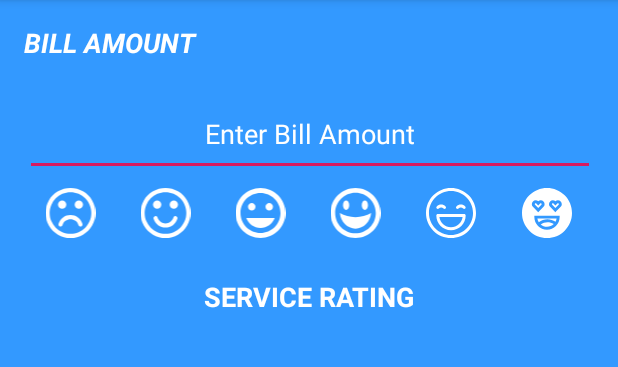
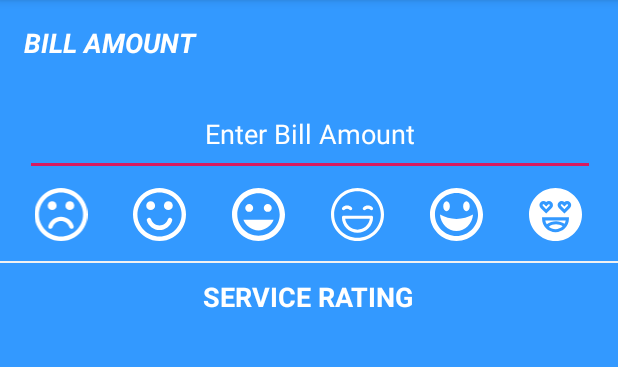
Before and after one commit to SupreethBaliga/TipCalculator, an Android app: the screen it shows after launch (MainActivity), on a phone screen of 412 x 824 dp, the part 84-451 px from its top. Run offline under Robolectric (Android 15) with nearby library versions, the light colour scheme and no system bars.

Commit message:
Some extra views were added and test with mobile interface.

```diff
--- a/app/src/main/res/layout/activity_main.xml
+++ b/app/src/main/res/layout/activity_main.xml
@@ -17,7 +17,7 @@
         android:layout_marginEnd="8dp"
         android:layout_marginRight="8dp"
         android:layout_marginBottom="8dp"
-        android:text="BILL AMOUNT"
+        android:text="@string/billAmountTitle"
         android:textColor="@android:color/background_light"
         android:textSize="18sp"
         android:textStyle="bold|italic"
@@ -29,7 +29,7 @@
         app:layout_constraintVertical_bias="0.011" />
 
     <EditText
-        android:id="@+id/editText"
+        android:id="@+id/AmtTextView"
         android:layout_width="380dp"
         android:layout_height="56dp"
         android:layout_marginStart="8dp"
@@ -37,76 +37,99 @@
         android:layout_marginTop="8dp"
         android:layout_marginEnd="8dp"
         android:layout_marginRight="8dp"
-        android:layout_marginBottom="8dp"
         android:ems="10"
         android:gravity="center"
         android:hint="@string/billAmount"
-        android:inputType="number"
+        android:inputType="numberDecimal"
         android:textColor="@android:color/background_light"
         android:textColorHint="@android:color/background_light"
-        app:layout_constraintBottom_toBottomOf="parent"
         app:layout_constraintEnd_toEndOf="parent"
         app:layout_constraintHorizontal_bias="0.533"
         app:layout_constraintStart_toStartOf="parent"
-        app:layout_constraintTop_toBottomOf="@+id/titleTextView"
-        app:layout_constraintVertical_bias="0.0" />
+        app:layout_constraintTop_toBottomOf="@+id/titleTextView" />
 
-    <LinearLayout
-        android:id="@+id/linearLayout"
-        android:layout_width="381dp"
-        android:layout_height="33dp"
+    <view
+        android:id="@+id/view2"
+        class="android.support.v7.widget.ActionMenuView"
+        id="@+id/view"
+        android:layout_width="500dp"
+        android:layout_height="1dp"
         android:layout_marginStart="8dp"
         android:layout_marginLeft="8dp"
         android:layout_marginTop="8dp"
         android:layout_marginEnd="8dp"
         android:layout_marginRight="8dp"
-        android:layout_marginBottom="8dp"
-        android:orientation="horizontal"
+        android:layout_marginBottom="208dp"
+        android:background="@color/lightGrey"
         app:layout_constraintBottom_toBottomOf="parent"
         app:layout_constraintEnd_toEndOf="parent"
+        app:layout_constraintHorizontal_bias="0.504"
         app:layout_constraintStart_toStartOf="parent"
-        app:layout_constraintTop_toBottomOf="@+id/editText"
-        app:layout_constraintVertical_bias="0.0">
+        app:layout_constraintTop_toBottomOf="@+id/linearLayout"
+        app:layout_constraintVertical_bias="0.014" />
+
+    <LinearLayout
+        android:id="@+id/linearLayout"
+        android:layout_width="395dp"
+        android:layout_height="35dp"
+        android:layout_marginStart="8dp"
+        android:layout_marginLeft="8dp"
+        android:layout_marginTop="8dp"
+        android:orientation="horizontal"
+        app:layout_constraintStart_toStartOf="parent"
+        app:layout_constraintTop_toBottomOf="@+id/AmtTextView">
 
         <ImageView
+            android:id="@+id/serviceRatingIcon1"
             android:layout_width="0dp"
             android:layout_height="match_parent"
             android:layout_weight="1"
+            android:contentDescription="@string/serviceRatingIconDesc"
             android:src="@drawable/ic_001_frown" />
 
         <ImageView
+            android:id="@+id/serviceRatingIcon2"
             android:layout_width="0dp"
             android:layout_height="match_parent"
             android:layout_weight="1"
+            android:contentDescription="@string/serviceRatingIconDesc"
             android:src="@drawable/ic_002_smile" />
 
         <ImageView
+            android:id="@+id/serviceRatingIcon3"
             android:layout_width="0dp"
             android:layout_height="match_parent"
             android:layout_weight="1"
+            android:contentDescription="@string/serviceRatingIconDesc"
             android:src="@drawable/ic_004_emoticon_with_happy_face" />
 
         <ImageView
+            android:id="@+id/serviceRatingIcon5"
             android:layout_width="0dp"
             android:layout_height="match_parent"
             android:layout_weight="1"
+            android:contentDescription="@string/serviceRatingIconDesc"
+            android:src="@drawable/ic_003_happy" />
+
+        <ImageView
+            android:id="@+id/serviceRatingIcon4"
+            android:layout_width="0dp"
+            android:layout_height="match_parent"
+            android:layout_weight="1"
+            android:contentDescription="@string/serviceRatingIconDesc"
             android:src="@drawable/ic_005_happy_1" />
 
         <ImageView
+            android:id="@+id/serviceRatingIcon6"
             android:layout_width="0dp"
             android:layout_height="match_parent"
             android:layout_weight="1"
-            android:src="@drawable/ic_003_happy" />
-
-        <ImageView
-            android:layout_width="0dp"
-            android:layout_height="match_parent"
-            android:layout_weight="1"
+            android:contentDescription="@string/serviceRatingIconDesc"
             android:src="@drawable/ic_006_emoji" />
     </LinearLayout>
 
     <TextView
-        android:id="@+id/textView2"
+        android:id="@+id/serviceRatingTitle"
         android:layout_width="180dp"
         android:layout_height="45dp"
         android:layout_marginStart="8dp"
@@ -121,7 +144,10 @@
         android:textStyle="bold"
         app:layout_constraintBottom_toBottomOf="parent"
         app:layout_constraintEnd_toEndOf="parent"
+        app:layout_constraintHorizontal_bias="0.497"
         app:layout_constraintStart_toStartOf="parent"
-        app:layout_constraintTop_toBottomOf="@+id/linearLayout"
-        app:layout_constraintVertical_bias="0.03" />
+        app:layout_constraintTop_toBottomOf="@+id/view2"
+        app:layout_constraintVertical_bias="0.0" />
+
+
 </android.support.constraint.ConstraintLayout>
--- a/app/src/main/res/values/colors.xml
+++ b/app/src/main/res/values/colors.xml
@@ -3,4 +3,5 @@
     <color name="colorPrimary">#008577</color>
     <color name="colorPrimaryDark">#00574B</color>
     <color name="colorAccent">#D81B60</color>
+    <color name="lightGrey">#F2F2F2</color>
 </resources>
--- a/app/src/main/res/values/strings.xml
+++ b/app/src/main/res/values/strings.xml
@@ -1,5 +1,8 @@
 <resources>
     <string name="app_name">Tip Calculator</string>
+    <string name="billAmountTitle">BILL AMOUNT</string>
     <string name="billAmount">Enter Bill Amount</string>
+    <string name="autofillHintBillAmt">PLEASE FILL THE RIGHT AMOUNT</string>
     <string name="serviceText"> SERVICE RATING</string>
+    <string name="serviceRatingIconDesc">This is a button for setting the service rating.</string>
 </resources>
```
Also changed, not shown: gradle/wrapper/gradle-wrapper.properties (added), 3 other files.
